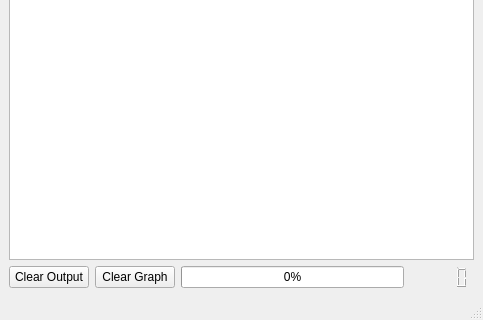
This is mainwindow.ui in cdit-ma/SEM as Qt 5 draws it before an edit; both pictures show x 0 to 483 and y 227 to 547 of the 483 by 547 pixel window. The edited form follows.
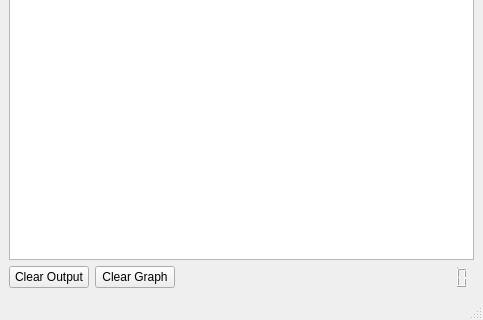
This is the edited form.

Patch:
```diff
--- a/mainwindow.ui
+++ b/mainwindow.ui
@@ -37,14 +37,17 @@
          </widget>
         </item>
         <item>
-         <widget class="QProgressBar" name="progressBar">
-          <property name="maximum">
-           <number>100</number>
+         <spacer name="horizontalSpacer">
+          <property name="orientation">
+           <enum>Qt::Horizontal</enum>
           </property>
-          <property name="value">
-           <number>0</number>
+          <property name="sizeHint" stdset="0">
+           <size>
+            <width>40</width>
+            <height>20</height>
+           </size>
           </property>
-         </widget>
+         </spacer>
         </item>
         <item>
          <widget class="QLCDNumber" name="componentCount">
```
